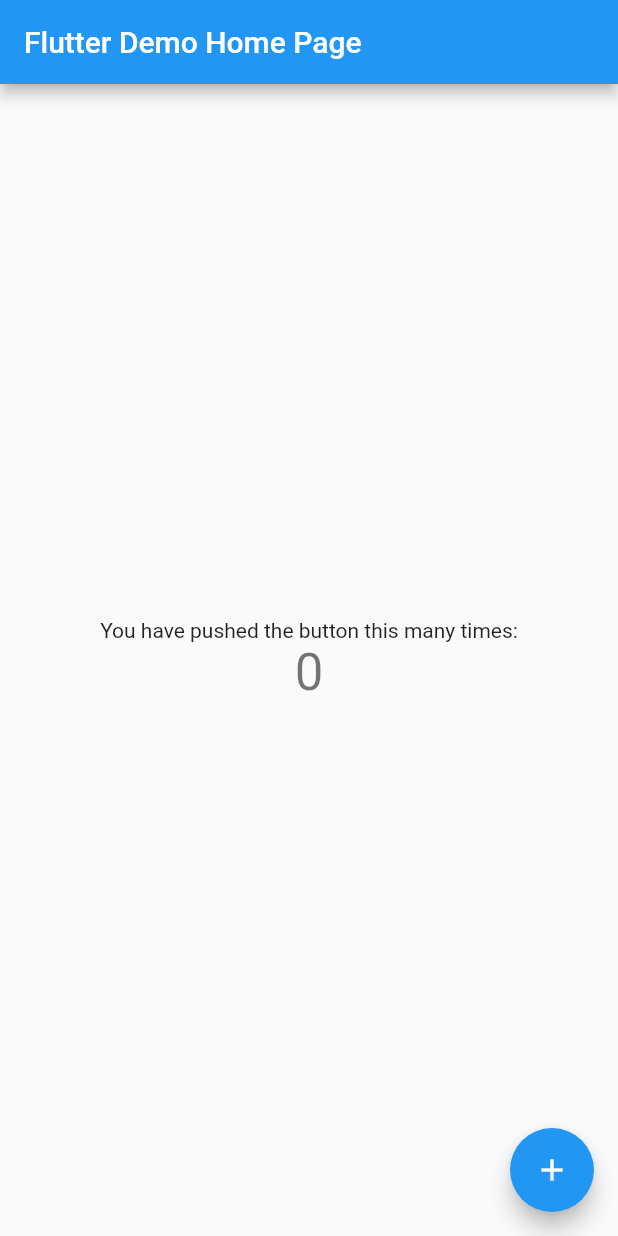
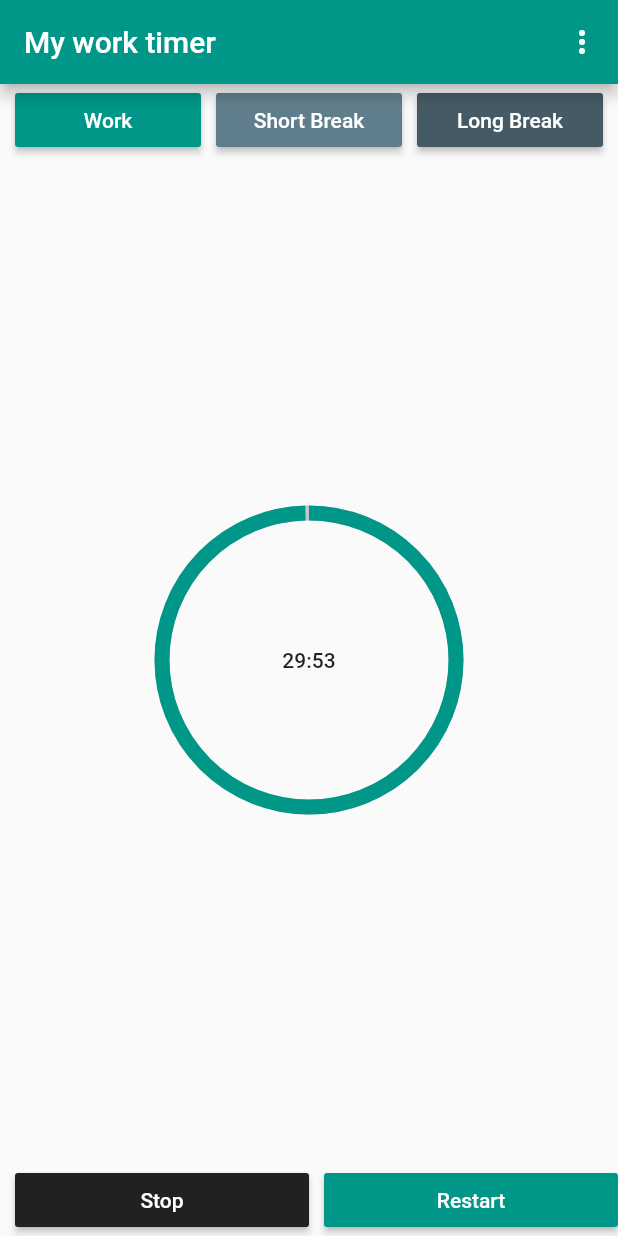
Before and after one commit to oluwadamoo/timer_app, a Flutter app: the screen it shows after launch, on a phone screen of 412 x 824 dp. Run offline on Flutter 3.47's test engine with Material 2 defaults, Android fonts, the phone set to English and light mode, and no system bars; drawn by our look-alikes of percent_indicator; our stand-ins replace shared_preferences.

Commit message:
first commit

```diff
--- /dev/null
+++ b/lib/ProductivityButton.dart
@@ -0,0 +1,22 @@
+import 'package:flutter/material.dart';
+
+class ProductivityButton extends StatelessWidget {
+  Color color;
+  String text;
+  double size;
+  VoidCallback onPressed;
+  ProductivityButton(
+      {required this.color,
+      required this.text,
+      required this.onPressed,
+      required this.size});
+  @override
+  Widget build(BuildContext context) {
+    return MaterialButton(
+      child: Text(this.text, style: TextStyle(color: Colors.white)),
+      onPressed: this.onPressed,
+      color: this.color,
+      minWidth: this.size,
+    );
+  }
+}
--- a/lib/main.dart
+++ b/lib/main.dart
@@ -1,115 +1,139 @@
 import 'package:flutter/material.dart';
+import 'package:timer_app/ProductivityButton.dart';
+// ignore: import_of_legacy_library_into_null_safe
+import 'package:percent_indicator/percent_indicator.dart';
+import 'package:timer_app/timermodel.dart';
+import './timer.dart';
+import 'settings.dart';
 
-void main() {
-  runApp(const MyApp());
+void main() => runApp(const MyApp());
+const double defaultPadding = 5.0;
+
+final CountDownTimer timer = CountDownTimer();
+void goToSettings(BuildContext context) {
+  Navigator.push(
+      context, MaterialPageRoute(builder: (context) => SettingsScreen()));
 }
 
 class MyApp extends StatelessWidget {
   const MyApp({Key? key}) : super(key: key);
 
-  // This widget is the root of your application.
   @override
   Widget build(BuildContext context) {
+    timer.startWork();
+
     return MaterialApp(
-      title: 'Flutter Demo',
+        title: 'My Work Timer',
         theme: ThemeData(
-        // This is the theme of your application.
-        //
-        // Try running your application with "flutter run". You'll see the
-        // application has a blue toolbar. Then, without quitting the app, try
-        // changing the primarySwatch below to Colors.green and then invoke
-        // "hot reload" (press "r" in the console where you ran "flutter run",
-        // or simply save your changes to "hot reload" in a Flutter IDE).
-        // Notice that the counter didn't reset back to zero; the application
-        // is not restarted.
-        primarySwatch: Colors.blue,
+          primarySwatch: Colors.teal,
         ),
-      home: const MyHomePage(title: 'Flutter Demo Home Page'),
-    );
+        home: const TimerHomePage());
   }
 }
 
-class MyHomePage extends StatefulWidget {
-  const MyHomePage({Key? key, required this.title}) : super(key: key);
-
-  // This widget is the home page of your application. It is stateful, meaning
-  // that it has a State object (defined below) that contains fields that affect
-  // how it looks.
-
-  // This class is the configuration for the state. It holds the values (in this
-  // case the title) provided by the parent (in this case the App widget) and
-  // used by the build method of the State. Fields in a Widget subclass are
-  // always marked "final".
-
-  final String title;
-
-  @override
-  State<MyHomePage> createState() => _MyHomePageState();
-}
-
-class _MyHomePageState extends State<MyHomePage> {
-  int _counter = 0;
-
-  void _incrementCounter() {
-    setState(() {
-      // This call to setState tells the Flutter framework that something has
-      // changed in this State, which causes it to rerun the build method below
-      // so that the display can reflect the updated values. If we changed
-      // _counter without calling setState(), then the build method would not be
-      // called again, and so nothing would appear to happen.
-      _counter++;
-    });
-  }
+class TimerHomePage extends StatelessWidget {
+  const TimerHomePage({Key? key}) : super(key: key);
 
   @override
   Widget build(BuildContext context) {
-    // This method is rerun every time setState is called, for instance as done
-    // by the _incrementCounter method above.
-    //
-    // The Flutter framework has been optimized to make rerunning build methods
-    // fast, so that you can just rebuild anything that needs updating rather
-    // than having to individually change instances of widgets.
+    // ignore: deprecated_member_use
+    final List<PopupMenuItem<String>> menuItems = <PopupMenuItem<String>>[];
+
+    menuItems
+        .add(const PopupMenuItem(value: 'Settings', child: Text("Settings")));
     return Scaffold(
         appBar: AppBar(
-        // Here we take the value from the MyHomePage object that was created by
-        // the App.build method, and use it to set our appbar title.
-        title: Text(widget.title),
+          title: const Text('My work timer'),
+          actions: [
+            PopupMenuButton<String>(
+              itemBuilder: (BuildContext context) {
+                return menuItems.toList();
+              },
+              onSelected: (s) {
+                if (s == 'Settings') {
+                  goToSettings(context);
+                }
+              },
+            )
+          ],
         ),
-      body: Center(
-        // Center is a layout widget. It takes a single child and positions it
-        // in the middle of the parent.
-        child: Column(
-          // Column is also a layout widget. It takes a list of children and
-          // arranges them vertically. By default, it sizes itself to fit its
-          // children horizontally, and tries to be as tall as its parent.
-          //
-          // Invoke "debug painting" (press "p" in the console, choose the
-          // "Toggle Debug Paint" action from the Flutter Inspector in Android
-          // Studio, or the "Toggle Debug Paint" command in Visual Studio Code)
-          // to see the wireframe for each widget.
-          //
-          // Column has various properties to control how it sizes itself and
-          // how it positions its children. Here we use mainAxisAlignment to
-          // center the children vertically; the main axis here is the vertical
-          // axis because Columns are vertical (the cross axis would be
-          // horizontal).
-          mainAxisAlignment: MainAxisAlignment.center,
-          children: <Widget>[
-            const Text(
-              'You have pushed the button this many times:',
+        body: LayoutBuilder(
+            builder: (BuildContext context, BoxConstraints constraints) {
+          final double availableWidth = constraints.maxWidth;
+          return Column(children: [
+            Row(
+              children: [
+                const Padding(
+                  padding: EdgeInsets.all(defaultPadding),
                 ),
-            Text(
-              '$_counter',
-              style: Theme.of(context).textTheme.headline4,
+                Expanded(
+                    child: ProductivityButton(
+                        color: const Color(0xff009688),
+                        text: "Work",
+                        size: 10,
+                        onPressed: () => timer.startWork())),
+                const Padding(
+                  padding: EdgeInsets.all(defaultPadding),
+                ),
+                Expanded(
+                    child: ProductivityButton(
+                        color: const Color(0xff607D8B),
+                        text: "Short Break",
+                        size: 10,
+                        onPressed: () => timer.startBreak(true))),
+                const Padding(
+                  padding: EdgeInsets.all(defaultPadding),
+                ),
+                Expanded(
+                    child: ProductivityButton(
+                        color: const Color(0xff455A64),
+                        text: "Long Break",
+                        size: 10,
+                        onPressed: () => timer.startBreak(false))),
+                const Padding(
+                  padding: EdgeInsets.all(defaultPadding),
                 ),
               ],
             ),
+            Expanded(
+                child: StreamBuilder(
+                    initialData: '00:00',
+                    stream: timer.stream(),
+                    builder: (BuildContext context, AsyncSnapshot snapshot) {
+                      TimerModel timer = (snapshot.data == '00:00')
+                          ? TimerModel('00:00', 1)
+                          : snapshot.data;
+                      return Expanded(
+                          child: CircularPercentIndicator(
+                        radius: availableWidth / 2,
+                        lineWidth: 10.0,
+                        percent: timer.percent,
+                        center: Text(
+                          timer.time,
+                          style: Theme.of(context).textTheme.bodyText1,
                         ),
-      floatingActionButton: FloatingActionButton(
-        onPressed: _incrementCounter,
-        tooltip: 'Increment',
-        child: const Icon(Icons.add),
-      ), // This trailing comma makes auto-formatting nicer for build methods.
-    );
+                        progressColor: const Color(0xff009688),
+                      ));
+                    })),
+            Row(
+              children: [
+                const Padding(padding: EdgeInsets.all(defaultPadding)),
+                Expanded(
+                    child: ProductivityButton(
+                        color: Color(0xff212121),
+                        text: 'Stop',
+                        size: 10,
+                        onPressed: () => timer.stopTimer())),
+                const Padding(padding: EdgeInsets.all(defaultPadding)),
+                Expanded(
+                    child: ProductivityButton(
+                        color: Color(0xff009688),
+                        text: 'Restart',
+                        size: 10,
+                        onPressed: () => timer.startTimer()))
+              ],
+            )
+          ]);
+        }));
   }
 }
--- /dev/null
+++ b/lib/timermodel.dart
@@ -0,0 +1,6 @@
+class TimerModel {
+  String time;
+  double percent;
+
+  TimerModel(this.time, this.percent);
+}
--- a/pubspec.yaml
+++ b/pubspec.yaml
@@ -29,6 +29,8 @@ environment:
 dependencies:
   flutter:
     sdk: flutter
+  percent_indicator: "^2.1.7+2"
+  shared_preferences: ^2.0.11
 
 
   # The following adds the Cupertino Icons font to your application.
```
Also changed, not shown: lib/settings.dart (added, +203 -0 lines), lib/timer.dart (added, +77 -0 lines), lib/widgets.dart (added, +27 -0 lines), pubspec.lock. Lines whose indentation alone changed are shown as unchanged.
